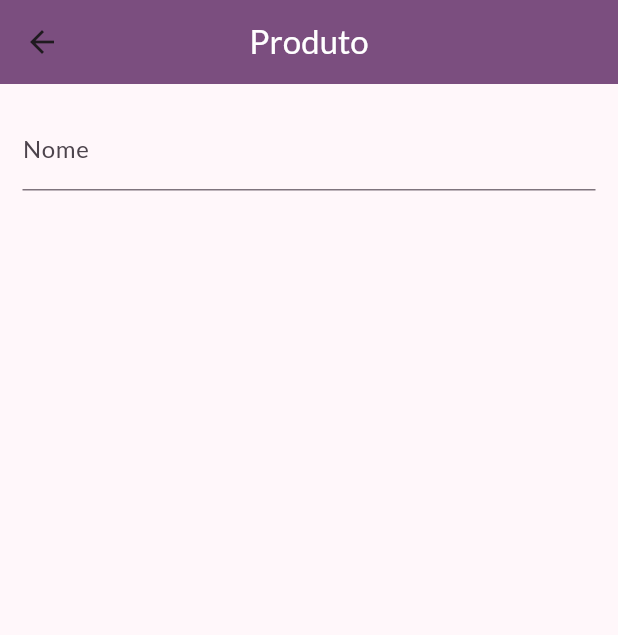
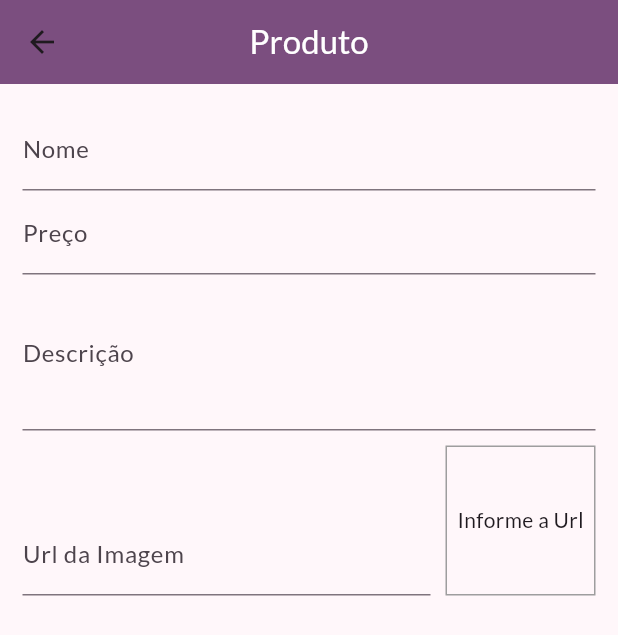
Before and after one commit to beto-luis/shop, a Flutter app: the ProductFormPage screen opened by its route, on a phone screen of 412 x 824 dp. Shown: the top 635 px of the screen. Run offline on Flutter 3.47's test engine with Material 3 defaults, Android fonts, the phone set to English and light mode, and no system bars; network calls fail.

Commit message:
campo do formulário para adicionar imagem e executar o submit.

```diff
--- a/lib/pages/product_form_page.dart
+++ b/lib/pages/product_form_page.dart
@@ -8,13 +8,37 @@ class ProductFormPage extends StatefulWidget {
 }
 
 class _ProductFormPageState extends State<ProductFormPage> {
+  final _priceFocus = FocusNode();
+  final _descriptionFocus = FocusNode();
+  final _imageUrlFocus = FocusNode();
+  final _imageUrlController = TextEditingController();
+
+  @override
+  void initState() {
+    super.initState();
+    _imageUrlFocus.addListener(updateImage);
+  }
+
+  @override
+  void dispose() {
+    super.dispose();
+    _priceFocus.dispose();
+    _descriptionFocus.dispose();
+    _imageUrlFocus.dispose();
+    _imageUrlFocus.removeListener(updateImage);
+  }
+
+  void updateImage() {
+    setState(() {});
+  }
+
   @override
   Widget build(BuildContext context) {
     return Scaffold(
       appBar: AppBar(
         centerTitle: true,
         backgroundColor: Theme.of(context).colorScheme.primary,
-        title: Text(
+        title: const Text(
           'Produto',
           style: TextStyle(color: Colors.white),
         ),
@@ -25,8 +49,64 @@ class _ProductFormPageState extends State<ProductFormPage> {
           child: ListView(
             children: [
               TextFormField(
-                decoration: InputDecoration(labelText: 'Nome'),
+                decoration: const InputDecoration(labelText: 'Nome'),
                 textInputAction: TextInputAction.next,
+                onFieldSubmitted: (_) {
+                  FocusScope.of(context).requestFocus(_priceFocus);
+                },
+              ),
+              TextFormField(
+                decoration: const InputDecoration(labelText: 'Preço'),
+                textInputAction: TextInputAction.next,
+                focusNode: _priceFocus,
+                keyboardType: const TextInputType.numberWithOptions(
+                  decimal: true,
+                ),
+                onFieldSubmitted: (_) {
+                  FocusScope.of(context).requestFocus(_descriptionFocus);
+                },
+              ),
+              TextFormField(
+                decoration: const InputDecoration(labelText: 'Descrição'),
+                focusNode: _descriptionFocus,
+                keyboardType: TextInputType.multiline,
+                maxLines: 3,
+              ),
+              Row(
+                crossAxisAlignment: CrossAxisAlignment.end,
+                children: [
+                  Expanded(
+                    child: TextFormField(
+                      decoration:
+                          const InputDecoration(labelText: 'Url da Imagem'),
+                      keyboardType: TextInputType.url,
+                      textInputAction: TextInputAction.done,
+                      focusNode: _imageUrlFocus,
+                      controller: _imageUrlController,
+                    ),
+                  ),
+                  Container(
+                    height: 100,
+                    width: 100,
+                    margin: const EdgeInsets.only(
+                      top: 10,
+                      left: 10,
+                    ),
+                    decoration: BoxDecoration(
+                      border: Border.all(
+                        color: Colors.grey,
+                        width: 1,
+                      ),
+                    ),
+                    alignment: Alignment.center,
+                    child: _imageUrlController.text.isEmpty
+                        ? const Text('Informe a Url')
+                        : FittedBox(
+                            fit: BoxFit.cover,
+                            child: Image.network(_imageUrlController.text),
+                          ),
+                  ),
+                ],
               ),
             ],
           ),
```
